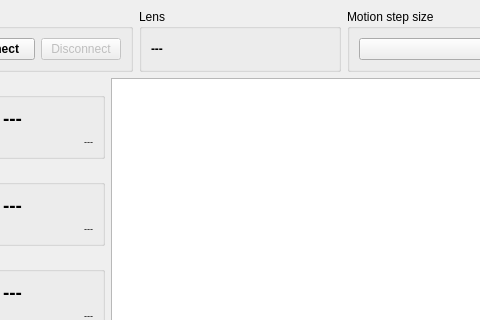
First picture: the form in 04_lens_tester_gui_curves/gui.ui, repository Kurokesu/SCE2-SDK, before the edit; both pictures show x 190 to 670 and y 0 to 320 of the 1273 by 846 pixel window.
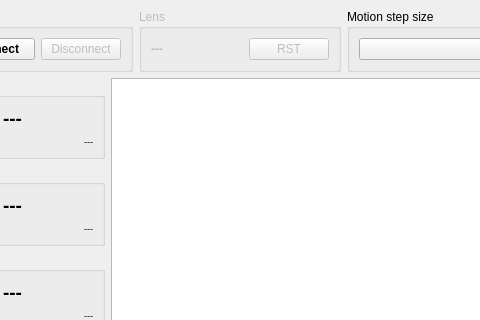
Second picture: the form after the edit. Icons and pictures are not drawn. Custom widgets are drawn as their Qt base class.

```diff
--- a/04_lens_tester_gui_curves/gui.ui
+++ b/04_lens_tester_gui_curves/gui.ui
@@ -1859,7 +1859,7 @@
       <item>
        <widget class="QGroupBox" name="group_lens">
         <property name="enabled">
-         <bool>true</bool>
+         <bool>false</bool>
         </property>
         <property name="title">
          <string>Lens</string>
@@ -1868,7 +1868,7 @@
          <item row="0" column="0">
           <widget class="QLabel" name="label_lens_name">
            <property name="enabled">
-            <bool>true</bool>
+            <bool>false</bool>
            </property>
            <property name="font">
             <font>
@@ -1881,6 +1881,19 @@
            </property>
           </widget>
          </item>
+         <item row="0" column="1">
+          <widget class="QPushButton" name="btn_reset">
+           <property name="sizePolicy">
+            <sizepolicy hsizetype="Maximum" vsizetype="Fixed">
+             <horstretch>0</horstretch>
+             <verstretch>0</verstretch>
+            </sizepolicy>
+           </property>
+           <property name="text">
+            <string>RST</string>
+           </property>
+          </widget>
+         </item>
         </layout>
        </widget>
       </item>
```
